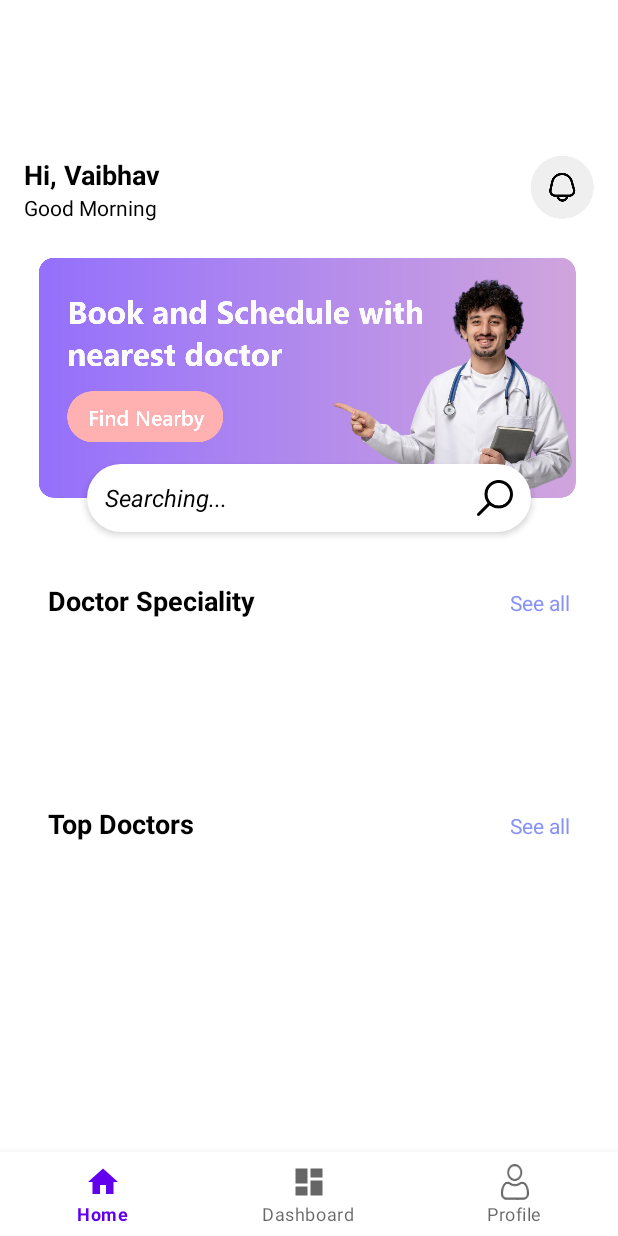
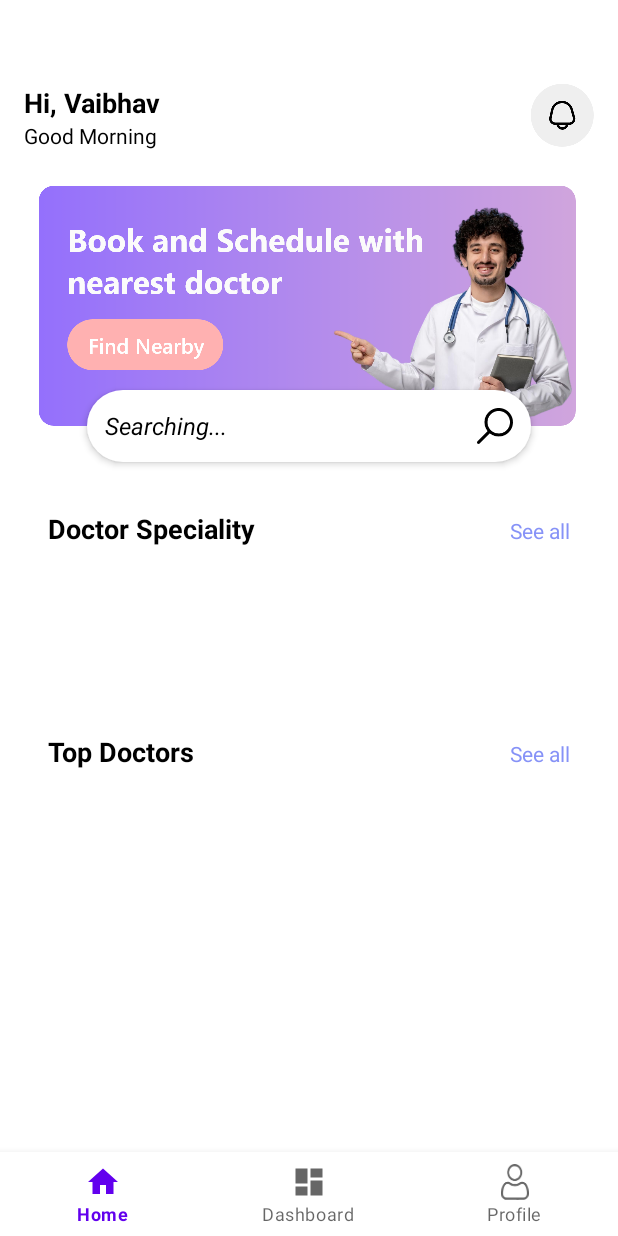
Before and after one commit to Vaibhav0120/LifeBeat, an Android app: the screen it shows after launch once a user with an empty profile is signed in (MainActivity), on a phone screen of 412 x 824 dp. Run offline under Robolectric (Android 15) with nearby library versions, the phone set to English and light mode, and no system bars; our stand-ins replace Firebase (no records; nobody signed in at launch, a user with empty details on screens opened directly), navigation-ui.

Commit message:
Home Page Done

```diff
--- a/app/src/main/java/com/example/lifebeat/Domain/DoctorsModel.kt
+++ b/app/src/main/java/com/example/lifebeat/Domain/DoctorsModel.kt
@@ -13,7 +13,7 @@ data class DoctorsModel(
     val Experience: String = "",
     val Location: String = "",
     val Mobile: String = "",
-    val patiens: String = "",
+    val patients: String = "",
     val Rating: Double = 0.0,
     val Site: String = ""
 ) : Parcelable {
@@ -42,7 +42,7 @@ data class DoctorsModel(
         parcel.writeString(Experience)
         parcel.writeString(Location)
         parcel.writeString(Mobile)
-        parcel.writeString(patiens)
+        parcel.writeString(patients)
         parcel.writeDouble(Rating)
         parcel.writeString(Site)
     }
--- a/app/src/main/res/layout/fragment_home.xml
+++ b/app/src/main/res/layout/fragment_home.xml
@@ -19,7 +19,7 @@
             <LinearLayout
                 android:layout_width="match_parent"
                 android:layout_height="match_parent"
-                android:layout_marginTop="48dp"
+
                 android:layout_marginEnd="16dp"
                 android:layout_marginRight="16dp"
                 android:orientation="horizontal">
@@ -75,7 +75,7 @@
                 <EditText
                     android:id="@+id/editTextText"
                     android:layout_width="0dp"
-                    android:layout_height="45dp"
+                    android:layout_height="48dp"
                     android:layout_marginStart="32dp"
                     android:layout_marginEnd="32dp"
                     android:ems="10"
```
Also changed, not shown: app/src/main/java/com/example/lifebeat/MainActivity.kt (+4 -5 lines).
